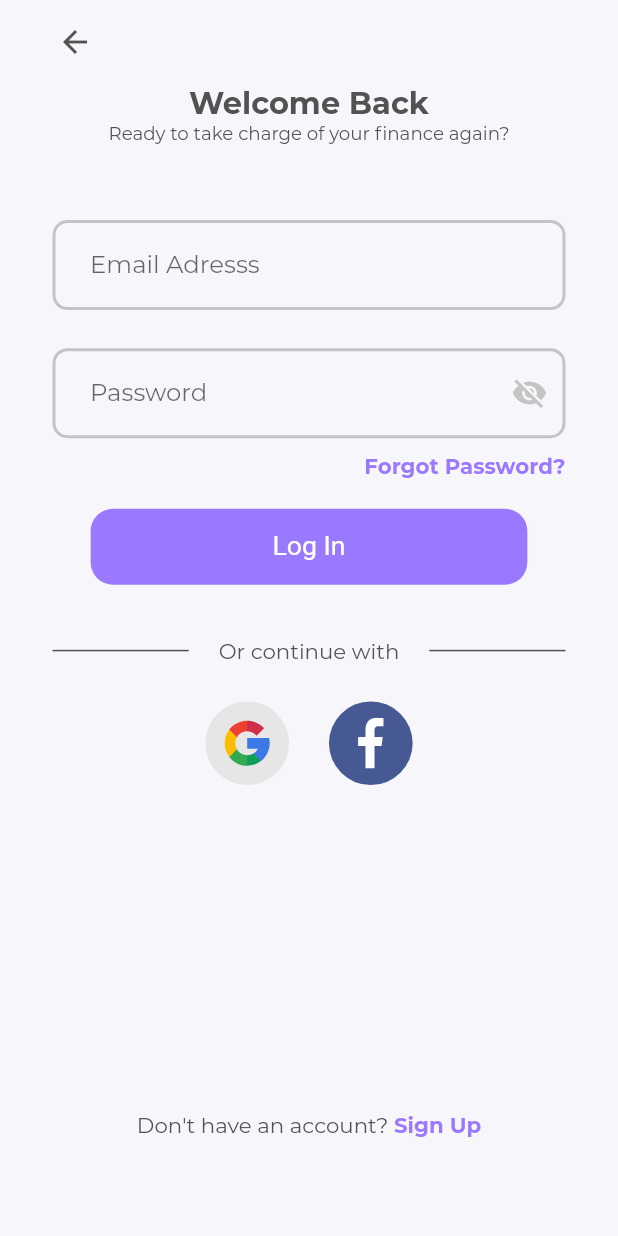
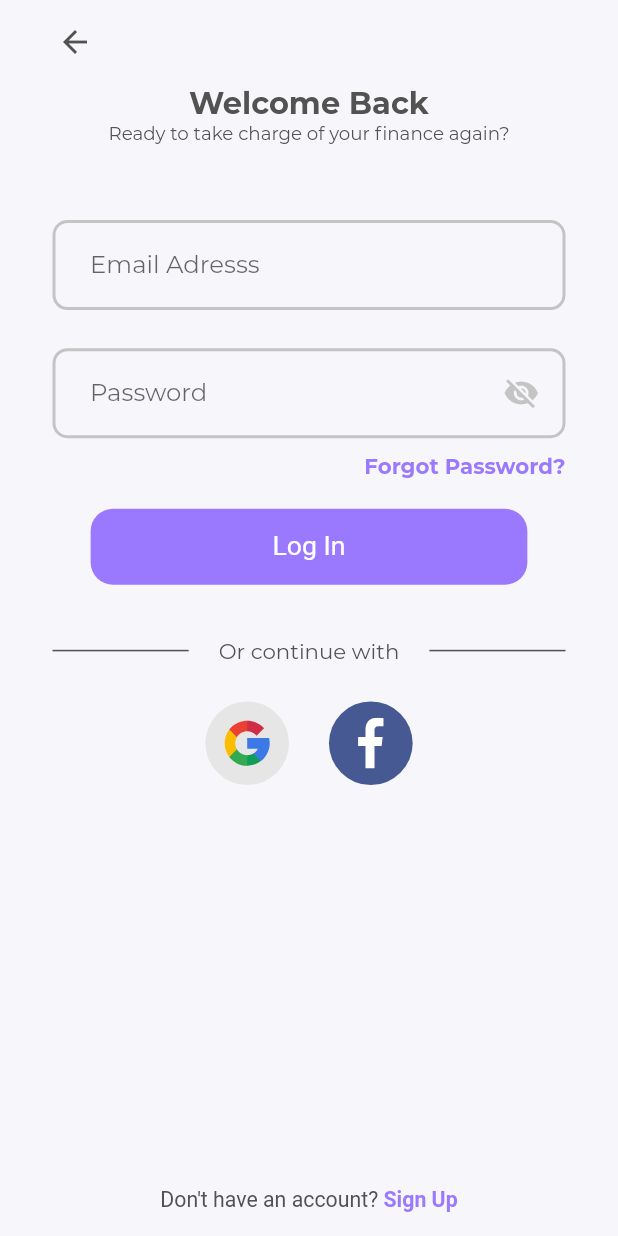
Before and after one commit to weichunnn/compound, a Flutter app: the screen it shows after launch, after a tap on "Log In", on a phone screen of 412 x 824 dp. Run offline on Flutter 3.47's test engine with Material 2 defaults, Android fonts, the light colour scheme and no system bars; drawn by our look-alikes of easy_rich_text; our stand-ins replace flutter_svg, form_field_validator; project files that could hold a hidden picture were left out.

Commit message:
minor refactoring

```diff
--- a/lib/screens/sign_in/components/body.dart
+++ b/lib/screens/sign_in/components/body.dart
@@ -1,10 +1,12 @@
+import 'package:easy_rich_text/easy_rich_text.dart';
+import 'package:flutter/gestures.dart';
 import 'package:flutter/material.dart';
 
+import '../../../constants.dart';
 import '../../../size_config.dart';
 import 'sign_in_form.dart';
 import '../../../components/central_divider.dart';
 import '../../../components/social_card.dart';
-import '../../../components/link_text.dart';
 
 class Body extends StatelessWidget {
   @override
@@ -12,6 +14,8 @@ class Body extends StatelessWidget {
     return SafeArea(
       minimum: EdgeInsets.symmetric(horizontal: 35),
       child: SingleChildScrollView(
+        child: SizedBox(
+          height: getAvailableHeight(),
           child: Column(
             children: [
               Text(
@@ -55,26 +59,31 @@ class Body extends StatelessWidget {
                   ),
                 ],
               ),
-            SizedBox(
-              height: getProportionateScreenHeight(215),
+              Spacer(),
+              Padding(
+                padding: EdgeInsets.symmetric(
+                  vertical: getProportionateScreenHeight(15),
                 ),
-            Row(
-              mainAxisAlignment: MainAxisAlignment.center,
-              children: [
-                Text(
-                  'Don\'t have an account? ',
+                child: EasyRichText(
+                  'Don\'t have an account? Sign Up',
+                  defaultStyle: TextStyle(
+                    fontSize: getProportionateScreenHeight(14),
+                    color: kTextColor,
+                  ),
+                  patternList: [
+                    EasyRichTextPattern(
+                      targetString: 'Sign Up',
                       style: TextStyle(
-                    fontSize: getProportionateScreenHeight(14),
+                        fontWeight: FontWeight.bold,
+                        color: kPrimaryColor,
+                      ),
+                      recognizer: TapGestureRecognizer()..onTap = () {},
+                    ),
+                  ],
                 ),
               ),
-                LinkText(
-                  text: 'Sign Up',
-                  onTap: () {},
-                  fontSize: getProportionateScreenHeight(14),
-                )
             ],
           ),
-          ],
         ),
       ),
     );
--- a/lib/screens/sign_in/components/sign_in_form.dart
+++ b/lib/screens/sign_in/components/sign_in_form.dart
@@ -23,7 +23,7 @@ class _SignInFormState extends State<SignInForm> {
   final FormModel model = FormModel();
 
   bool _obscureText = true;
-  // Toggles the password show status
+
   void _togglePasswordStatus() {
     setState(
       () {
@@ -31,6 +31,21 @@ class _SignInFormState extends State<SignInForm> {
       },
     );
   }
+
+  final emailValidator = MultiValidator(
+    [
+      RequiredValidator(
+        errorText: 'Email is required',
+      ),
+      EmailValidator(
+        errorText: 'Email must be valid',
+      ),
+    ],
+  );
+
+  final passwordValidator = RequiredValidator(
+    errorText: 'Password is required',
+  );
 
   @override
   Widget build(BuildContext context) {
@@ -83,22 +98,21 @@ class _SignInFormState extends State<SignInForm> {
       ),
       obscureText: _obscureText,
       onSaved: (value) => model.password = value,
-      validator: MultiValidator(
-        [
-          RequiredValidator(
-            errorText: 'Password is required',
-          ),
-        ],
-      ),
+      validator: passwordValidator,
       decoration: InputDecoration(
         labelText: 'Password',
         hintText: 'Enter your password',
-        suffixIcon: IconButton(
-          icon: Icon(
-            _obscureText ? Icons.visibility_off : Icons.visibility,
+        suffixIcon: Padding(
+          padding: EdgeInsets.only(
+            right: getProportionateScreenWidth(5),
           ),
-          onPressed: _togglePasswordStatus,
-          color: kGreyColor,
+          child: IconButton(
+            icon: Icon(
+              _obscureText ? Icons.visibility_off : Icons.visibility,
+            ),
+            onPressed: _togglePasswordStatus,
+            color: kGreyColor,
+          ),
         ),
       ),
     );
@@ -112,16 +126,7 @@ class _SignInFormState extends State<SignInForm> {
       ),
       keyboardType: TextInputType.emailAddress,
       onSaved: (value) => model.email = value,
-      validator: MultiValidator(
-        [
-          RequiredValidator(
-            errorText: 'Email is required',
-          ),
-          EmailValidator(
-            errorText: 'Email must be valid',
-          ),
-        ],
-      ),
+      validator: emailValidator,
       decoration: InputDecoration(
         labelText: 'Email Adresss',
         hintText: 'example@gmail.com',
--- a/lib/screens/sign_up/components/body.dart
+++ b/lib/screens/sign_up/components/body.dart
@@ -65,7 +65,11 @@ class _BodyState extends State<Body> {
                 ],
               ),
               Spacer(),
-              EasyRichText(
+              Padding(
+                padding: EdgeInsets.symmetric(
+                  vertical: getProportionateScreenHeight(15),
+                ),
+                child: EasyRichText(
                   'Already have an account? Log In',
                   defaultStyle: TextStyle(
                     fontSize: getProportionateScreenHeight(14),
@@ -82,6 +86,7 @@ class _BodyState extends State<Body> {
                     ),
                   ],
                 ),
+              ),
             ],
           ),
         ),
--- a/lib/size_config.dart
+++ b/lib/size_config.dart
@@ -34,7 +34,7 @@ double getProportionateScreenWidth(double inputWidth) {
   return (inputWidth / 375.0) * screenWidth;
 }
 
-// Get Height of content avaialable without Notification Bar, App Bar and Bottom Safe Area Margin
+// Get Height of content available without Notification Bar, App Bar and Bottom Safe Area Margin
 double getAvailableHeight() {
   return SizeConfig.screenHeight -
       (SizeConfig.appBarSize +
```
Lines whose indentation alone changed are shown as unchanged.
